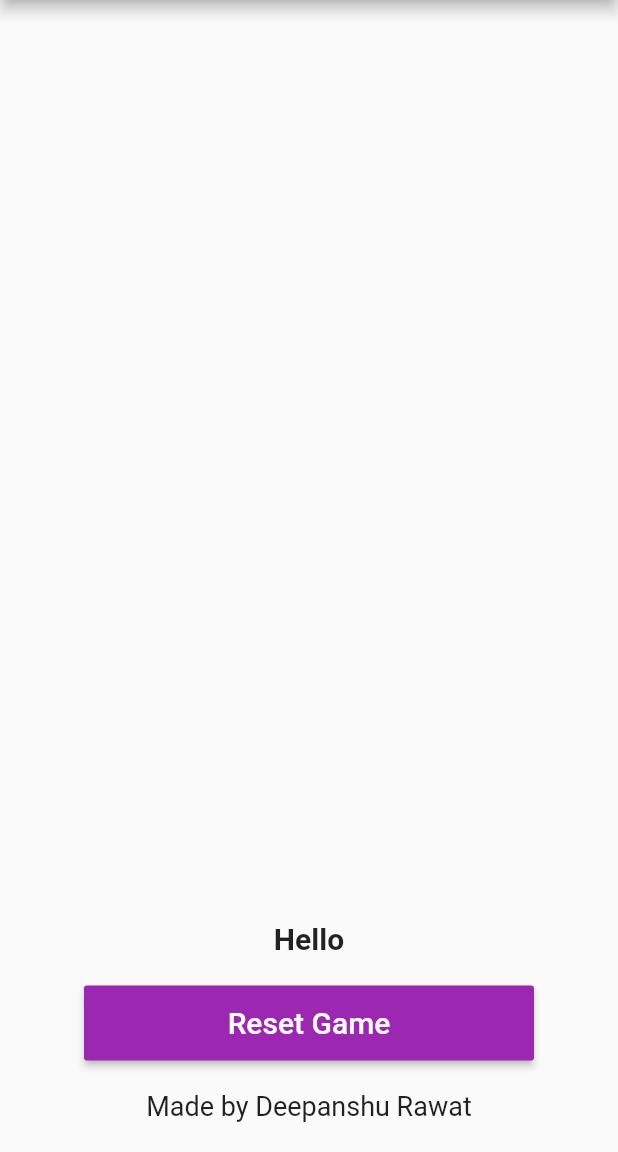
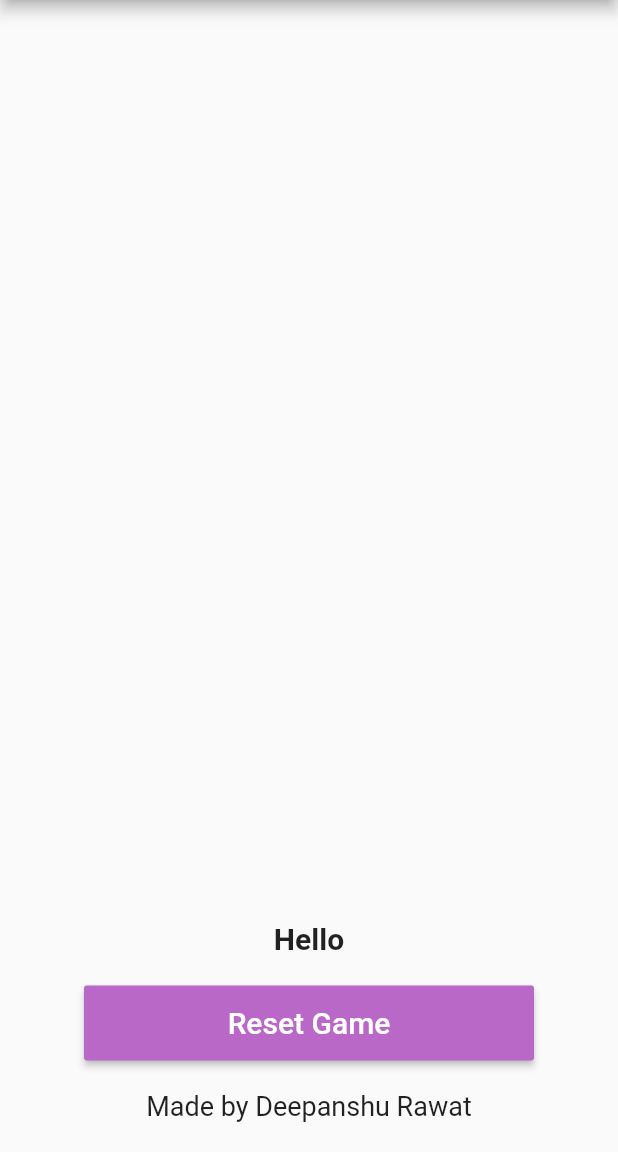
Before and after one commit to deepanshu-rawat6/Flutter-Projects, a Flutter app: the screen it shows after launch, on a phone screen of 412 x 824 dp, the part 84-1236 px from its top. Run offline on Flutter 3.47's test engine with Material 2 defaults, Android fonts, the phone set to English and light mode, and no system bars; our stand-ins replace bloc, flutter_bloc, video_player.

Commit message:
updating color scheme

```diff
--- a/tic_tac_toe/lib/HomePage.dart
+++ b/tic_tac_toe/lib/HomePage.dart
@@ -186,7 +186,7 @@ class _HomePageState extends State<HomePage> {
             ),
           ),
           MaterialButton(
-            color: Colors.purple,
+            color: Colors.purple.shade300,
             minWidth: 300.0,
             height: 50.0,
             child: const Text(
```
Also changed, not shown: tic_tac_toe/lib/main.dart (line endings or trailing spaces).
